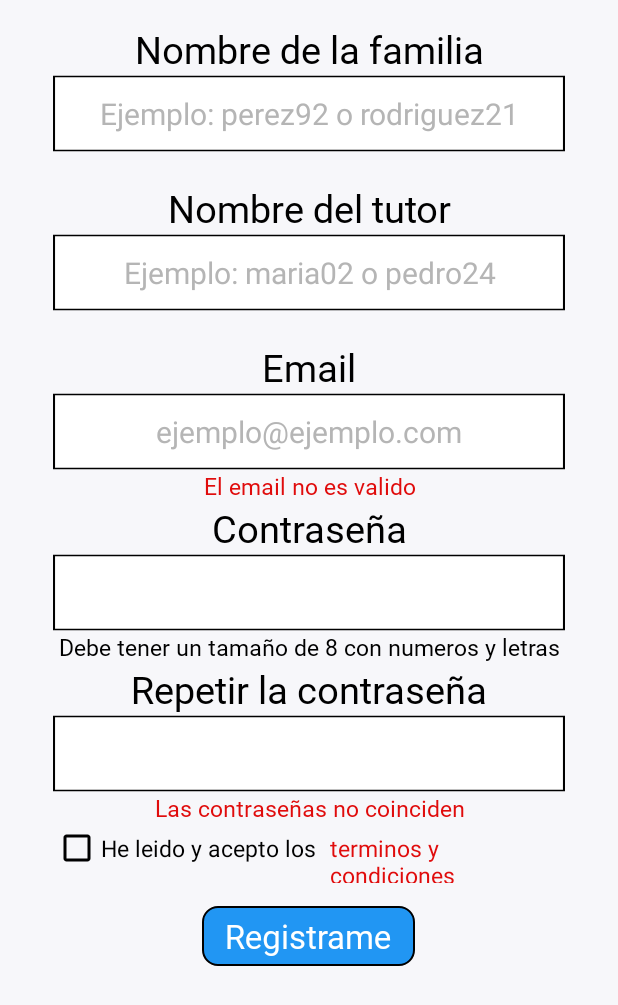
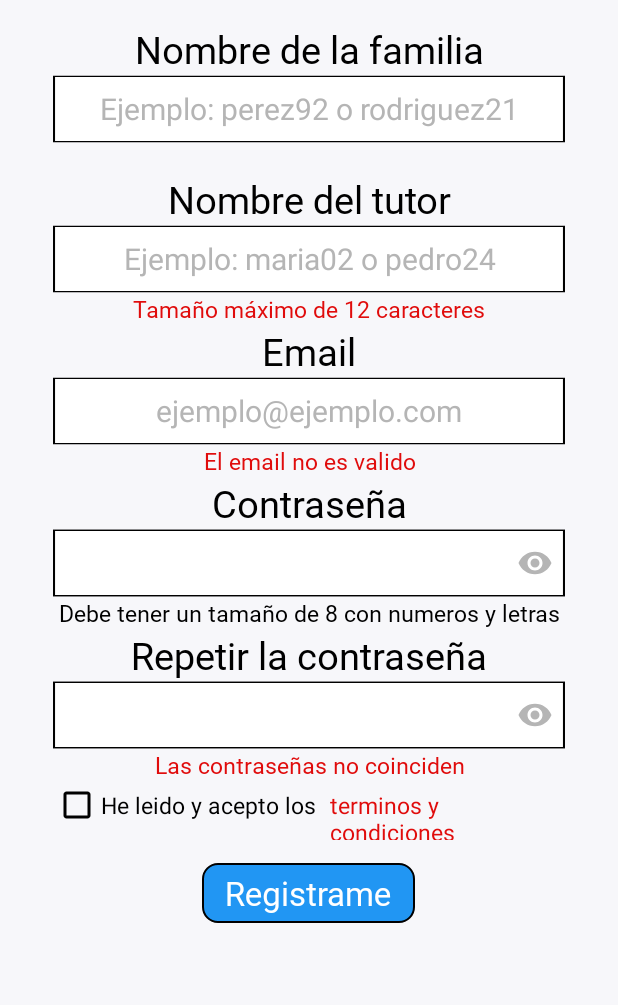
Before and after one commit to alvdela/SmartSpend, an Android app: the SignInActivity screen opened directly, with no data from a screen before it, on a phone screen of 412 x 824 dp. Shown: the top 1005 px of the screen. Run offline under Robolectric (Android 15) with nearby library versions, the light colour scheme and no system bars.

Commit message:
Botones para mostrar y ocultar la contraseña.

```diff
--- a/app/src/main/java/com/alvdela/smartspend/SignInActivity.kt
+++ b/app/src/main/java/com/alvdela/smartspend/SignInActivity.kt
@@ -2,19 +2,63 @@ package com.alvdela.smartspend
 
 import android.content.Intent
 import android.os.Bundle
+import android.text.method.PasswordTransformationMethod
 import android.view.View
+import android.widget.CheckBox
+import android.widget.EditText
+import android.widget.TextView
 import androidx.appcompat.app.AppCompatActivity
 import com.alvdela.smartspend.domain.Child
 
 class SignInActivity : AppCompatActivity() {
+
+    private lateinit var familyNameInput: EditText
+    private lateinit var tutorNameInput: EditText
+    private lateinit var warningName: TextView
+    private lateinit var emailInput: EditText
+    private lateinit var emailWarning: TextView
+    private lateinit var passwordInput: EditText
+    private lateinit var passwordWarning: TextView
+    private lateinit var passwordAgainInput: EditText
+    private lateinit var passwordWarning2: TextView
+    private lateinit var checkTerms: CheckBox
+    private lateinit var registrarseButton: TextView
+
     override fun onCreate(savedInstanceState: Bundle?) {
         super.onCreate(savedInstanceState)
         setContentView(R.layout.activity_sign_in)
+        initObjects()
+    }
 
+    private fun initObjects() {
+        familyNameInput = findViewById(R.id.familia_nickname)
+        tutorNameInput = findViewById(R.id.tutor_nickname)
+        warningName = findViewById(R.id.tv_advise_name)
+        emailInput = findViewById(R.id.email)
+        emailWarning = findViewById(R.id.tv_advise_email)
+        passwordInput = findViewById(R.id.password)
+        passwordWarning = findViewById(R.id.tv_advise_password)
+        passwordAgainInput = findViewById(R.id.password_again)
+        passwordWarning2 = findViewById(R.id.tv_advise_password2)
+        checkTerms = findViewById(R.id.terminos_check)
+        registrarseButton = findViewById(R.id.registrarse_button)
     }
 
     fun showPrivacyTerms(view: View) {
         val intent = Intent(this, PrivacyPolicyActivity::class.java)
         startActivity(intent)
     }
+
+    private fun initShowButtons() {
+        val passwordButton = findViewById<CheckBox>(R.id.show_password)
+        val repeatButton = findViewById<CheckBox>(R.id.show_repeat)
+
+        passwordButton.setOnCheckedChangeListener{ _, isChecked ->
+            passwordInput.transformationMethod = if (isChecked) null else PasswordTransformationMethod.getInstance()
+        }
+
+        repeatButton.setOnCheckedChangeListener{ _, isChecked ->
+            passwordAgainInput.transformationMethod = if (isChecked) null else PasswordTransformationMethod.getInstance()
+        }
+    }
 }
--- /dev/null
+++ b/app/src/main/res/drawable/checkbox_checked.xml
@@ -0,0 +1,11 @@
+<vector xmlns:android="http://schemas.android.com/apk/res/android"
+    android:width="24dp"
+    android:height="24dp"
+    android:viewportWidth="24"
+    android:viewportHeight="24">
+
+    <path
+        android:fillColor="@color/mid_grey"
+        android:pathData="M12,4.5C7,4.5 2.73,7.61 1,12c1.73,4.39 6,7.5 11,7.5s9.27,-3.11 11,-7.5c-1.73,-4.39 -6,-7.5 -11,-7.5zM12,17c-2.76,0 -5,-2.24 -5,-5s2.24,-5 5,-5 5,2.24 5,5 -2.24,5 -5,5zM12,9c-1.66,0 -3,1.34 -3,3s1.34,3 3,3 3,-1.34 3,-3 -1.34,-3 -3,-3z" />
+
+</vector>
--- /dev/null
+++ b/app/src/main/res/drawable/checkbox_selector.xml
@@ -0,0 +1,8 @@
+<?xml version="1.0" encoding="utf-8"?>
+<selector xmlns:android="http://schemas.android.com/apk/res/android">
+
+    <item android:drawable="@drawable/checkbox_checked" android:state_checked="true" />
+
+    <item android:drawable="@drawable/checkbox_unchecked" />
+
+</selector>
--- /dev/null
+++ b/app/src/main/res/drawable/checkbox_unchecked.xml
@@ -0,0 +1,11 @@
+<vector xmlns:android="http://schemas.android.com/apk/res/android"
+    android:width="24dp"
+    android:height="24dp"
+    android:viewportWidth="24"
+    android:viewportHeight="24">
+
+    <path
+        android:fillColor="@color/dark_grey"
+        android:pathData="M12,4.5C7,4.5 2.73,7.61 1,12c1.73,4.39 6,7.5 11,7.5s9.27,-3.11 11,-7.5c-1.73,-4.39 -6,-7.5 -11,-7.5zM12,17c-2.76,0 -5,-2.24 -5,-5s2.24,-5 5,-5 5,2.24 5,5 -2.24,5 -5,5zM12,9c-1.66,0 -3,1.34 -3,3s1.34,3 3,3 3,-1.34 3,-3 -1.34,-3 -3,-3z" />
+
+</vector>
--- /dev/null
+++ b/app/src/main/res/drawable/custom_cursor.xml
@@ -0,0 +1,6 @@
+<?xml version="1.0" encoding="utf-8"?>
+<!-- custom_cursor_drawable.xml -->
+<shape xmlns:android="http://schemas.android.com/apk/res/android">
+    <size android:width="2dp" />
+    <solid android:color="@color/black" />
+</shape>
--- a/app/src/main/res/drawable/text_box.xml
+++ b/app/src/main/res/drawable/text_box.xml
@@ -1,6 +1,6 @@
 <vector xmlns:android="http://schemas.android.com/apk/res/android"
-    android:width="250dp"
-    android:height="51dp"
+    android:width="200dp"
+    android:height="45dp"
     android:viewportWidth="250"
     android:viewportHeight="51">
     <path
--- a/app/src/main/res/layout/activity_sign_in.xml
+++ b/app/src/main/res/layout/activity_sign_in.xml
@@ -1,5 +1,5 @@
 <?xml version="1.0" encoding="utf-8"?>
-<androidx.constraintlayout.widget.ConstraintLayout xmlns:android="http://schemas.android.com/apk/res/android"
+<ScrollView xmlns:android="http://schemas.android.com/apk/res/android"
     xmlns:app="http://schemas.android.com/apk/res-auto"
     xmlns:tools="http://schemas.android.com/tools"
     android:id="@+id/main"
@@ -11,8 +11,6 @@
     <LinearLayout
         android:layout_width="match_parent"
         android:layout_height="wrap_content"
-        android:layout_alignParentTop="true"
-        app:layout_constraintTop_toTopOf="parent"
         android:layout_marginStart="35dp"
         android:layout_marginTop="15dp"
         android:layout_marginEnd="35dp"
@@ -38,17 +36,10 @@
             android:textAlignment="center"
             android:textColor="@color/black"
             android:textColorHint="@color/dark_grey"
-            android:textSize="20sp" />
-        <!--<TextView
-            android:layout_width="match_parent"
-            android:layout_height="wrap_content"
-            android:text="@string/nombre_ocupado"
-            android:fontFamily="@font/andika_regular"
-            android:textAlignment="center"
-            android:textSize="15sp"
-            android:textColor="@color/red"
-            android:visibility="visible"
-            />-->
+            android:textSize="20sp"
+            android:textCursorDrawable="@drawable/custom_cursor"
+            />
+
         <TextView
             android:layout_width="match_parent"
             android:layout_height="wrap_content"
@@ -69,12 +60,22 @@
             android:textAlignment="center"
             android:textColor="@color/black"
             android:textColorHint="@color/dark_grey"
-            android:textSize="20sp" />
+            android:textSize="20sp"
+            android:textCursorDrawable="@drawable/custom_cursor"
+            />
+        <TextView
+            android:id="@+id/tv_advise_name"
+            android:layout_width="match_parent"
+            android:layout_height="wrap_content"
+            android:fontFamily="@font/andika_regular"
+            android:text="@string/advise_name"
+            android:textAlignment="center"
+            android:textColor="@color/red"
+            android:textSize="15sp" />
 
         <TextView
             android:layout_width="match_parent"
             android:layout_height="wrap_content"
-            android:layout_marginTop="20dp"
             android:fontFamily="@font/andika_regular"
             android:text="@string/email"
             android:textAlignment="center"
@@ -91,7 +92,9 @@
             android:textAlignment="center"
             android:textColor="@color/black"
             android:textColorHint="@color/dark_grey"
-            android:textSize="20sp" />
+            android:textSize="20sp"
+            android:textCursorDrawable="@drawable/custom_cursor"
+            />
 
         <TextView
             android:id="@+id/tv_advise_email"
@@ -112,6 +115,11 @@
             android:textColor="@color/black"
             android:textSize="25sp" />
 
+        <RelativeLayout
+            android:layout_width="match_parent"
+            android:layout_height="wrap_content"
+            android:layout_weight="0.1"
+            android:background="@drawable/text_box">
             <EditText
                 android:id="@+id/password"
                 android:layout_width="match_parent"
@@ -121,7 +129,20 @@
                 android:textAlignment="center"
                 android:textColor="@color/black"
                 android:textColorHint="@color/dark_grey"
-            android:textSize="20sp" />
+                android:textSize="20sp"
+                android:textCursorDrawable="@drawable/custom_cursor"
+
+                />
+            <CheckBox
+                android:id="@+id/show_password"
+                android:layout_width="wrap_content"
+                android:layout_height="wrap_content"
+                android:button="@drawable/checkbox_selector"
+                android:layout_alignParentEnd="true"
+                android:layout_centerVertical="true"
+                android:layout_gravity="center"
+                android:layout_marginEnd="8dp"/>
+        </RelativeLayout>
 
         <TextView
             android:id="@+id/tv_advise_password"
@@ -143,6 +164,11 @@
             android:textColor="@color/black"
             android:textSize="25sp" />
 
+        <RelativeLayout
+            android:layout_width="match_parent"
+            android:layout_height="wrap_content"
+            android:layout_weight="0.1"
+            android:background="@drawable/text_box">
             <EditText
                 android:id="@+id/password_again"
                 android:layout_width="match_parent"
@@ -152,7 +178,19 @@
                 android:textAlignment="center"
                 android:textColor="@color/black"
                 android:textColorHint="@color/dark_grey"
-            android:textSize="20sp" />
+                android:textSize="20sp"
+                android:textCursorDrawable="@drawable/custom_cursor"
+                />
+            <CheckBox
+                android:id="@+id/show_repeat"
+                android:layout_width="wrap_content"
+                android:layout_height="wrap_content"
+                android:button="@drawable/checkbox_selector"
+                android:layout_alignParentEnd="true"
+                android:layout_centerVertical="true"
+                android:layout_gravity="center"
+                android:layout_marginEnd="8dp"/>
+        </RelativeLayout>
 
         <TextView
             android:id="@+id/tv_advise_password2"
@@ -207,4 +245,4 @@
 
     </LinearLayout>
 
-</androidx.constraintlayout.widget.ConstraintLayout>
+</ScrollView>
--- a/app/src/main/res/values/strings.xml
+++ b/app/src/main/res/values/strings.xml
@@ -127,4 +127,5 @@ Se le aconseja revisar esta Política de Privacidad periódicamente para cualqui
     <string name="administrar_la_familia">Administrar la familia</string>
     <string name="add_member">Añadir miembro</string>
     <string name="nueva_tarea">Nueva tarea</string>
+    <string name="advise_name">Tamaño máximo de 12 caracteres</string>
 </resources>
```
Also changed, not shown: app/src/main/AndroidManifest.xml (+7 -4 lines), app/src/main/java/com/alvdela/smartspend/LoginActivity.kt (+31 -6 lines), app/src/main/res/layout/login_main.xml (+27 -12 lines). Lines whose indentation alone changed are shown as unchanged.
